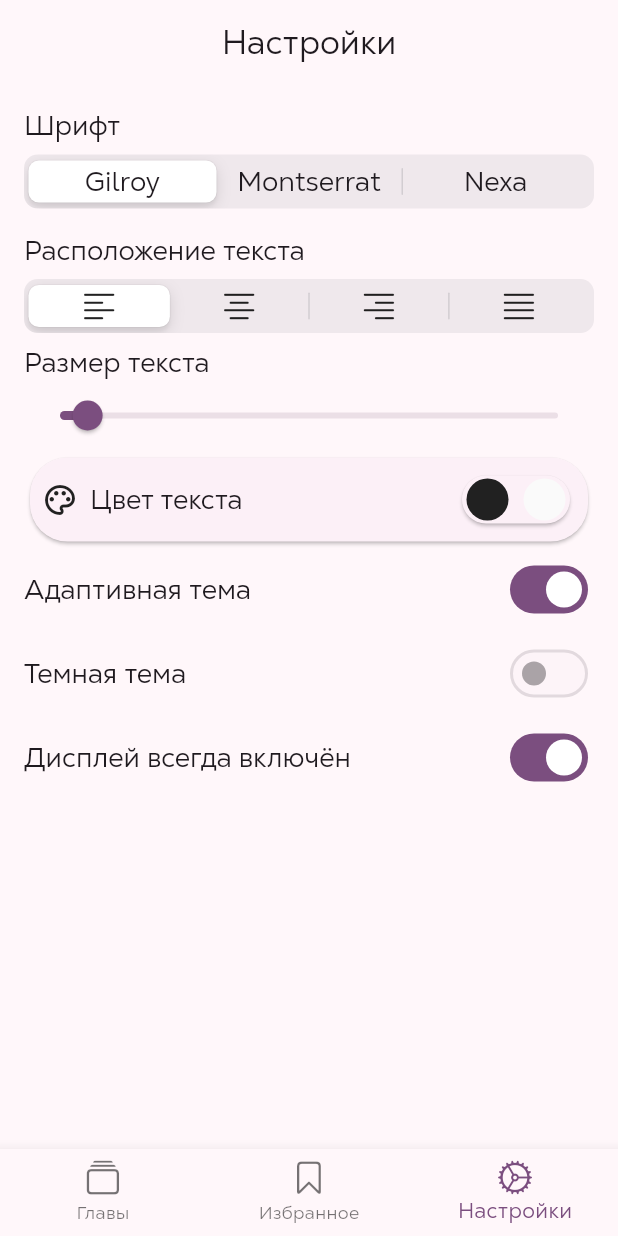
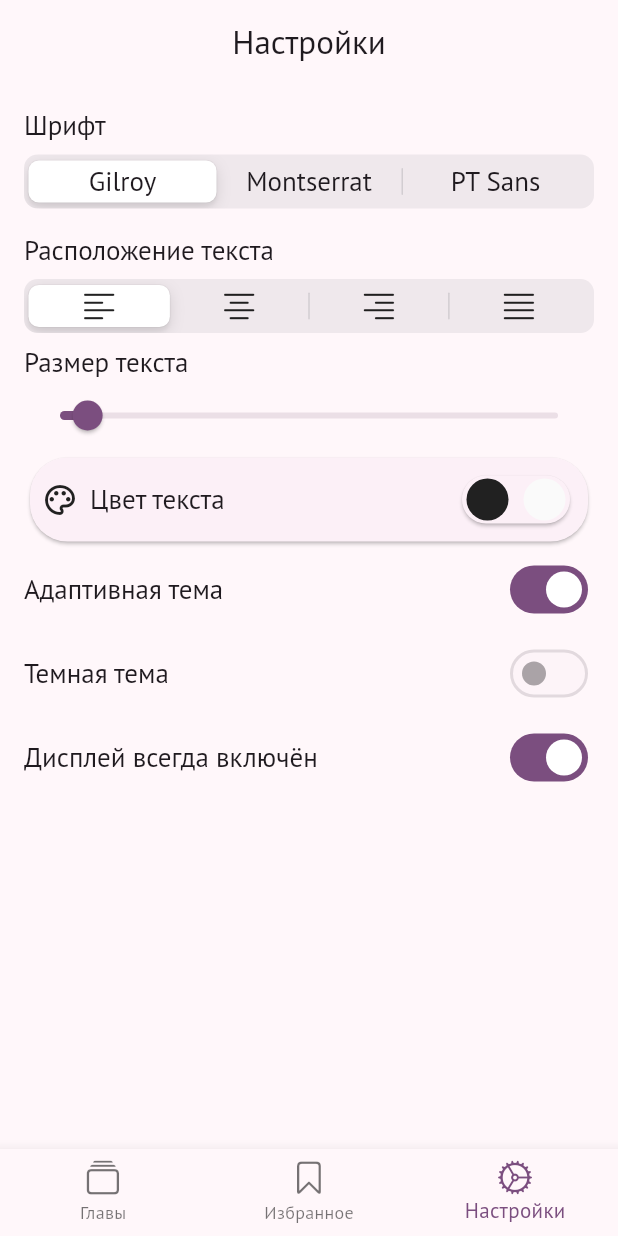
Before and after one commit to JMApps/of_ramadan, a Flutter app: the screen it shows after launch, item 3 of the bottom bar chosen, on a phone screen of 412 x 824 dp. Run offline on Flutter 3.47's test engine with Material 3 defaults, Android fonts, the phone set to English and light mode, and no system bars; our stand-ins replace flutter_html, hive_flutter, responsive_builder, share_plus, sqflite, wakelock_plus; missing offline and left inert: flutter_material_color_picker; accounts and stored records are empty.

Commit message:
Replace font Nexa with PT Sans, update icons and settings
This commit replaces the Nexa font with PT Sans across the application. It also updates various icons and settings, including:

- Android:
    - Replaced ic_launcher and ic_splash icons.
    - Updated gradle and manifest files.
    - Removed unused Kotlin files and color resources.
- iOS:
    - Updated deployment target and build settings.
    - Updated Podfile and Podfile.lock.
- General:
    - Updated pubspec.yaml and pubspec.lock with new dependencies.
    - Updated .metadata and .gitignore files.
    - Removed unused code and imports in main.dart.

```diff
--- a/lib/application/styles/app_styles.dart
+++ b/lib/application/styles/app_styles.dart
@@ -23,7 +23,7 @@ class AppStyles {
   static const List<String> getFont = [
     'Gilroy',
     'Montserrat',
-    'Nexa',
+    'PT Sans',
   ];
 
   static const List<TextAlign> getAlign = [
--- a/lib/application/themes/app_theme.dart
+++ b/lib/application/themes/app_theme.dart
@@ -6,7 +6,7 @@ class AppTheme {
     brightness: Brightness.light,
     useMaterial3: true,
     colorSchemeSeed: Colors.purple,
-    fontFamily: 'Nexa',
+    fontFamily: 'PT Sans',
     appBarTheme: const AppBarTheme(
       centerTitle: true,
     ),
@@ -26,7 +26,7 @@ class AppTheme {
     brightness: Brightness.dark,
     useMaterial3: true,
     colorSchemeSeed: Colors.deepOrange,
-    fontFamily: 'Nexa',
+    fontFamily: 'PT Sans',
     appBarTheme: const AppBarTheme(
       centerTitle: true,
     ),
--- a/lib/main.dart
+++ b/lib/main.dart
@@ -1,8 +1,4 @@
-import 'dart:io';
-import 'dart:ui';
-
 import 'package:flutter/material.dart';
-import 'package:flutter/services.dart';
 import 'package:hive_flutter/hive_flutter.dart';
 import 'package:of_ramadan/application/routes/app_routes.dart';
 import 'package:of_ramadan/application/state/content_settings_state.dart';
@@ -18,17 +14,11 @@ import 'package:responsive_builder/responsive_builder.dart';
 
 void main() async {
   WidgetsFlutterBinding.ensureInitialized();
-  if (Platform.isAndroid) {
-    SystemChrome.setSystemUIOverlayStyle(
-      const SystemUiOverlayStyle(
-        statusBarColor: Colors.transparent,
-        systemNavigationBarColor: Colors.transparent,
-      ),
-    );
-  }
+
   await Hive.initFlutter();
   await Hive.openBox(AppConstraints.keyAppSettingsBox);
   await Hive.openBox(AppConstraints.keyFavoritesList);
+
   runApp(
     MultiProvider(
       providers: [
@@ -55,26 +45,13 @@ class RootPage extends StatelessWidget {
       onGenerateRoute: AppRoutes.onGenerateRoute,
       title: AppStrings.appName,
       theme: AppTheme.lightTheme,
-      scrollBehavior: const MaterialScrollBehavior().copyWith(
-        dragDevices: {
-          PointerDeviceKind.mouse,
-          PointerDeviceKind.touch,
-          PointerDeviceKind.stylus,
-          PointerDeviceKind.trackpad,
-          PointerDeviceKind.unknown,
-        },
-      ),
       builder: (context, child) {
         return ScrollConfiguration(
           behavior: DefaultScrollBehavior(),
           child: child!,
         );
       },
-      themeMode: settings.getAdaptiveTheme
-          ? ThemeMode.system
-          : settings.getDarkTheme
-              ? ThemeMode.dark
-              : ThemeMode.light,
+      themeMode: settings.getAdaptiveTheme ? ThemeMode.system : settings.getDarkTheme ? ThemeMode.dark : ThemeMode.light,
       darkTheme: AppTheme.darkTheme,
       home: ScreenTypeLayout.builder(
         mobile: (BuildContext context) => const MainPage(),
--- a/lib/presentation/pages/settings_page.dart
+++ b/lib/presentation/pages/settings_page.dart
@@ -45,7 +45,7 @@ class _SettingsPageState extends State<SettingsPage> {
                       style: appTheme.textTheme.headlineMedium,
                     ),
                     2: Text(
-                      'Nexa',
+                      'PT Sans',
                       style: appTheme.textTheme.headlineMedium,
                     ),
                   },
```
Also changed, not shown: pubspec.yaml (+15 -15 lines), assets/fonts/nexa_reqular.ttf (deleted), assets/fonts/pt_sans_regular.ttf (added), pubspec.lock, 57 other files.
